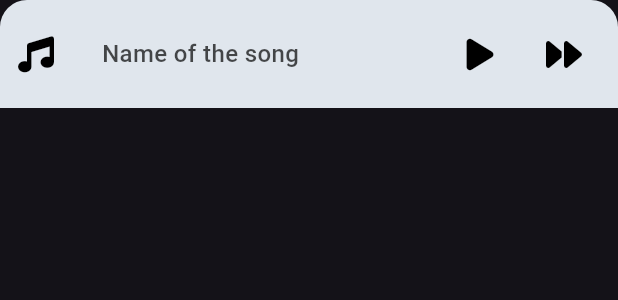
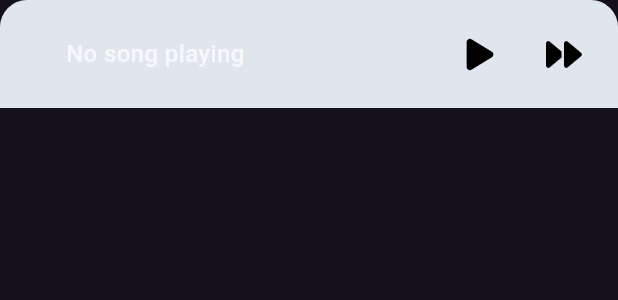
Before and after one commit to carnage67694325/GrooveBox, a Flutter app: the MusicControlPanel widget shown alone on an empty page, opened directly, on a phone screen of 412 x 824 dp. Shown: the top 300 px of the screen. Run offline on Flutter 3.47's test engine with Material 3 defaults, Android fonts, the phone set to English and light mode, and no system bars; our stand-ins replace bloc, flutter_bloc, font_awesome_flutter, go_router, google_fonts, just_audio and 4 more; missing offline and left inert: on_audio_query_platform_interface.

Commit message:
provided the music control cubit to the music control panel

```diff
--- a/lib/features/music_player/data/repo/music_player_repo_impl.dart
+++ b/lib/features/music_player/data/repo/music_player_repo_impl.dart
@@ -1,3 +1,5 @@
+import 'dart:developer';
+
 import 'package:just_audio/just_audio.dart';
 import 'package:on_audio_query/on_audio_query.dart';
 import 'package:groove_box/features/music_player/data/repo/music_player_repo.dart';
@@ -28,7 +30,11 @@ class MusicPlayerRepoImpl implements MusicPlayerRepo {
 
   @override
   Future<void> pauseMusic() async {
-    await audioPlayer.pause();
+    if (audioPlayer.playing) {
+      await audioPlayer.pause();
+    } else {
+      log('Music is not playing');
+    }
   }
 
   @override
--- a/lib/features/music_player/presentation/view/widgets/music_control_panel.dart
+++ b/lib/features/music_player/presentation/view/widgets/music_control_panel.dart
@@ -1,11 +1,60 @@
+import 'dart:developer';
 import 'package:flutter/material.dart';
+import 'package:flutter_bloc/flutter_bloc.dart';
 import 'package:font_awesome_flutter/font_awesome_flutter.dart';
 import 'package:groove_box/core/utils/app_color.dart';
 import 'package:groove_box/core/utils/app_text_styles.dart';
+import 'package:groove_box/core/utils/widgets/music_card.dart';
+import 'package:groove_box/features/music_player/presentation/view_model/cubit/music_control_cubit.dart';
+import 'package:on_audio_query/on_audio_query.dart';
 
 class MusicControlPanel extends StatelessWidget {
   const MusicControlPanel({
     super.key,
+  });
+
+  @override
+  Widget build(BuildContext context) {
+    return BlocBuilder<MusicControlCubit, MusicControlState>(
+      builder: (context, state) {
+        if (state is MusicControlInitial || state is MusicPausedState) {
+          return PausedMusicPanel(
+            songModel: (state is MusicPausedState) ? state.song : null,
+          );
+        }
+        // Handle the playing state by showing the PlayingMusicPanel
+        else if (state is MusicPlayingState) {
+          return PlayingMusicPanel(songModel: state.song);
+        }
+        // Handle the loading state by showing a loader (or progress indicator)
+        else if (state is MusicLoadingState) {
+          return const Center(
+            child: CircularProgressIndicator(),
+          );
+        }
+        // Handle error state by showing an error message
+        else if (state is MusicErrorState) {
+          return Center(
+            child: Text(
+              'Error: ${state.errMessage}',
+              style: const TextStyle(color: Colors.red),
+            ),
+          );
+        }
+        // Default case if no other state is matched (in case of new states added later)
+        else {
+          return const SizedBox(); // Or handle any other future states
+        }
+      },
+    );
+  }
+}
+
+class PausedMusicPanel extends StatelessWidget {
+  final SongModel? songModel; // Added songModel for when paused
+  const PausedMusicPanel({
+    super.key,
+    this.songModel, // Nullable because MusicControlInitial may not have it
   });
 
   @override
@@ -19,36 +68,97 @@ class MusicControlPanel extends StatelessWidget {
         padding: const EdgeInsets.all(12.0),
         child: Row(
           children: [
-              const Icon(
-                FontAwesomeIcons.music,
+            if (songModel != null)
+              MusicCard(
+                  songModel: songModel!), // Display album artwork if available
+            const SizedBox(width: 32),
+            if (songModel != null)
+              Text(
+                songModel!.title, // Display song title
+                style: AppTextStyles.subHeading
+                    .copyWith(color: Colors.black.withOpacity(.7)),
+              )
+            else
+              const Text(
+                'No song playing',
+                style: AppTextStyles.subHeading,
+              ),
+            const Spacer(),
+            IconButton(
+              onPressed: () {
+                log('play music');
+                BlocProvider.of<MusicControlCubit>(context)
+                    .playMusic(songModel!); // Call play
+              },
+              icon: const Icon(
+                FontAwesomeIcons.play,
                 color: Colors.black,
               ),
-              const SizedBox(
-                width: 32,
             ),
+            const SizedBox(width: 8),
+            IconButton(
+              onPressed: () {
+                // Implement forward functionality
+              },
+              icon: const Icon(
+                FontAwesomeIcons.forward,
+                color: Colors.black,
+              ),
+            ),
+          ],
+        ),
+      ),
+    );
+  }
+}
+
+class PlayingMusicPanel extends StatelessWidget {
+  final SongModel songModel;
+  const PlayingMusicPanel({super.key, required this.songModel});
+
+  @override
+  Widget build(BuildContext context) {
+    return Container(
+      decoration: const BoxDecoration(
+        color: AppColors.panelColor,
+        borderRadius: BorderRadius.vertical(top: Radius.circular(18.0)),
+      ),
+      child: Padding(
+        padding: const EdgeInsets.all(12.0),
+        child: Row(
+          children: [
+            MusicCard(songModel: songModel),
+            const SizedBox(width: 32),
             Text(
-                'Name of the song',
+              songModel.title,
               style: AppTextStyles.subHeading
                   .copyWith(color: Colors.black.withOpacity(.7)),
             ),
             const Spacer(),
             IconButton(
-                  onPressed: () {},
+              onPressed: () {
+                log('paused music');
+                BlocProvider.of<MusicControlCubit>(context)
+                    .pauseMusic(songModel);
+              },
               icon: const Icon(
-                    FontAwesomeIcons.play,
+                FontAwesomeIcons.pause,
                 color: Colors.black,
-                  )),
-              const SizedBox(
-                width: 8,
               ),
+            ),
+            const SizedBox(width: 8),
             IconButton(
-                  onPressed: () {},
+              onPressed: () {
+                // Implement forward functionality
+              },
               icon: const Icon(
                 FontAwesomeIcons.forward,
                 color: Colors.black,
-                  )),
+              ),
+            ),
           ],
         ),
-        ));
+      ),
+    );
   }
 }
--- a/lib/features/music_player/presentation/view_model/cubit/music_control_state.dart
+++ b/lib/features/music_player/presentation/view_model/cubit/music_control_state.dart
@@ -13,7 +13,11 @@ class MusicPlayingState extends MusicControlState {
   MusicPlayingState(this.song);
 }
 
-class MusicPausedState extends MusicControlState {}
+class MusicPausedState extends MusicControlState {
+  final SongModel song;
+
+  MusicPausedState({required this.song});
+}
 
 class MusicForwardedState extends MusicControlState {}
 
@@ -24,7 +28,7 @@ class MusicNextState extends MusicControlState {}
 class MusicPreviousState extends MusicControlState {}
 
 class MusicErrorState extends MusicControlState {
-  final String message;
+  final String errMessage;
 
-  MusicErrorState(this.message);
+  MusicErrorState(this.errMessage);
 }
```
Also changed, not shown: lib/core/utils/widgets/music_card.dart (+2 -7 lines), lib/features/music_player/presentation/view_model/cubit/music_control_cubit.dart (+3 -6 lines). Lines whose indentation alone changed are shown as unchanged.
